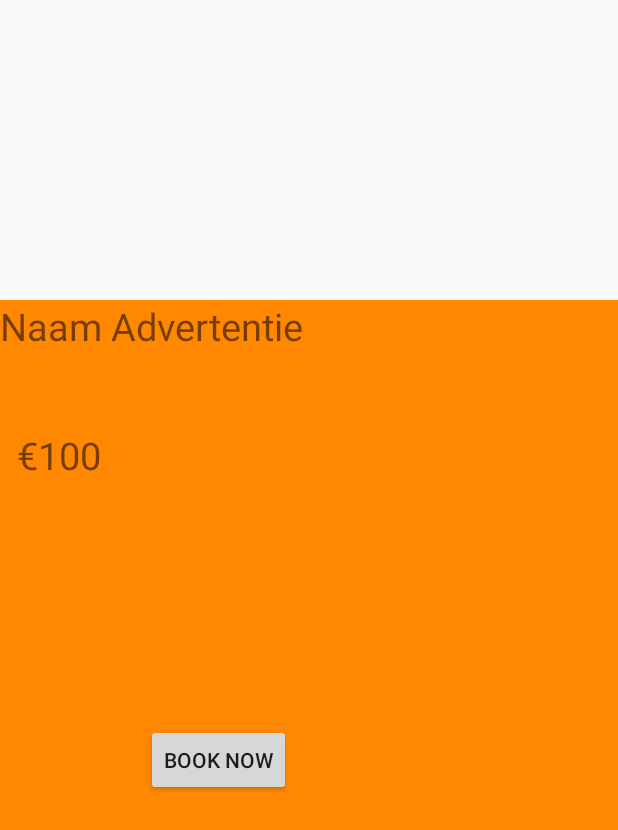
After one commit to levicr1998/here-adly, an Android app: the fragment DetailsFragment shown on its own in the app's theme, on a phone screen of 412 x 824 dp. The commit adds this screen. Shown: the top 830 px of the screen. Run offline under Robolectric (Android 15) with nearby library versions, the phone set to English and light mode, and no system bars.

Commit message:
show details in Dialog

```diff
--- /dev/null
+++ b/app/src/main/java/com/here/adly/fragments/DetailsFragment.java
@@ -0,0 +1,21 @@
+package com.here.adly.fragments;
+
+import android.os.Bundle;
+import android.view.LayoutInflater;
+import android.view.View;
+import android.view.ViewGroup;
+
+import com.here.adly.R;
+
+import androidx.annotation.NonNull;
+import androidx.annotation.Nullable;
+import androidx.fragment.app.Fragment;
+
+public class DetailsFragment extends Fragment {
+
+    @Nullable
+    @Override
+    public View onCreateView(@NonNull LayoutInflater inflater, @Nullable ViewGroup container, @Nullable Bundle savedInstanceState) {
+        return inflater.inflate(R.layout.fragment_details_advertisement, container, false);
+    }
+}
--- a/app/src/main/res/layout/fragment_details_advertisement.xml
+++ b/app/src/main/res/layout/fragment_details_advertisement.xml
@@ -1,5 +1,35 @@
 <?xml version="1.0" encoding="utf-8"?>
-<RelativeLayout xmlns:android="http://schemas.android.com/apk/res/android"
+<LinearLayout xmlns:android="http://schemas.android.com/apk/res/android"
     android:layout_width="match_parent" android:layout_height="match_parent"
+    android:orientation="vertical"
+    android:layout_marginTop="200dp"
     android:background="@android:color/holo_orange_dark">
-</RelativeLayout>
+
+    <TextView
+        android:id="@+id/details_ad_name"
+        android:layout_width="wrap_content"
+        android:layout_height="wrap_content"
+        android:text="Naam Advertentie"
+        android:textSize="25sp" />
+
+    <TextView
+        android:id="@+id/details_ad_price"
+        android:layout_width="wrap_content"
+        android:layout_height="wrap_content"
+        android:layout_alignParentStart="true"
+        android:layout_alignParentTop="true"
+        android:layout_marginStart="11dp"
+        android:layout_marginTop="51dp"
+        android:text="€100"
+        android:textSize="25sp" />
+
+    <Button
+        android:layout_width="wrap_content"
+        android:layout_height="wrap_content"
+        android:layout_alignParentStart="true"
+        android:layout_alignParentTop="true"
+        android:layout_marginStart="97dp"
+        android:layout_marginTop="162dp"
+        android:text="Book now"></Button>
+
+</LinearLayout>
```
Also changed, not shown: app/src/main/java/com/here/adly/activities/MainActivity.java (+8 -0 lines), app/src/main/java/com/here/adly/fragments/MapFragment.java (+33 -16 lines), app/src/main/java/com/here/adly/preferences/SessionManager.java (+6 -2 lines).
